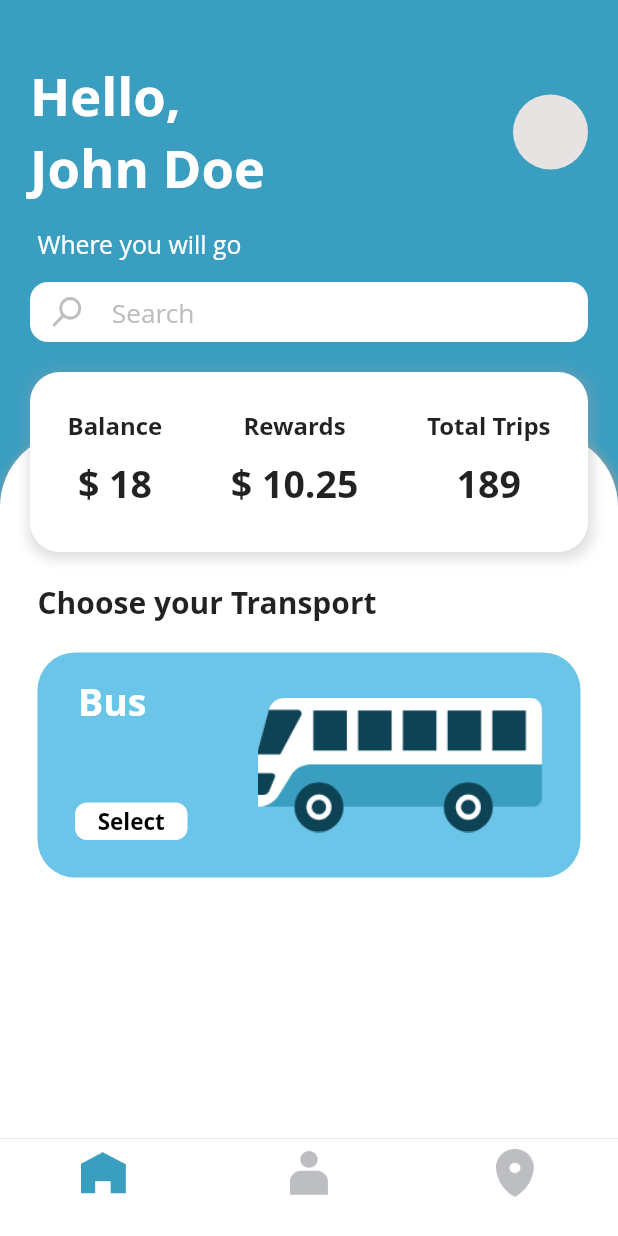
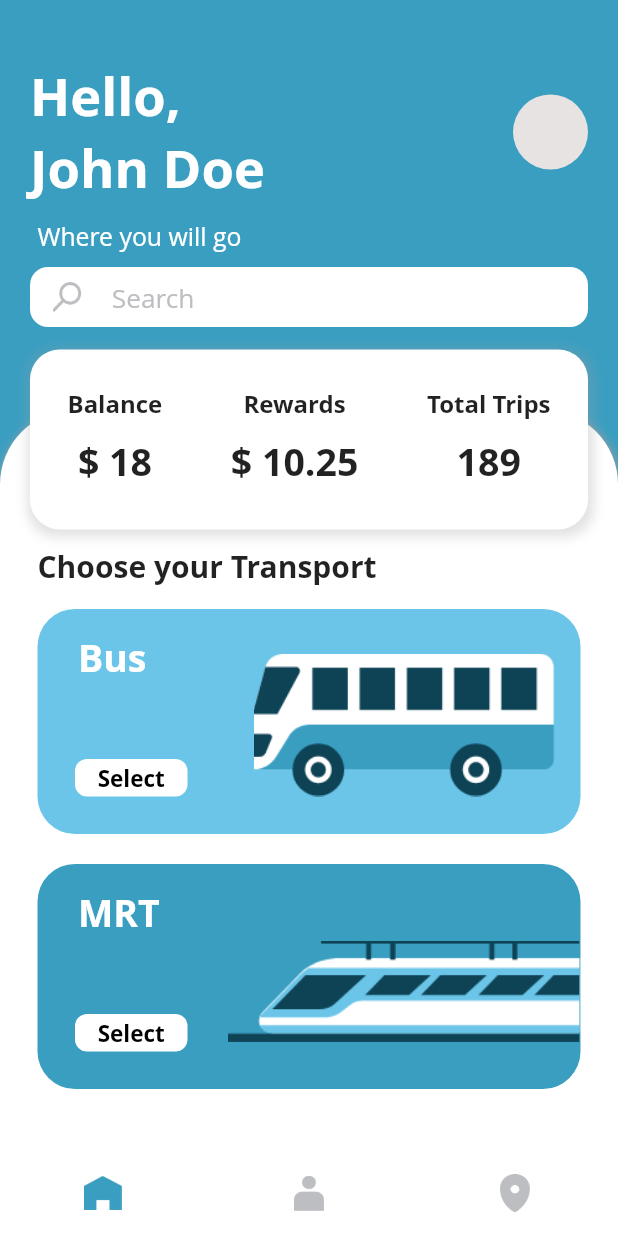
Before and after one commit to Yomna-J/public_transport_app_Flutter, a Flutter app: the screen it shows after launch, on a phone screen of 412 x 824 dp. Run offline on Flutter 3.47's test engine with Material 2 defaults, Android fonts, the light colour scheme and no system bars.

Commit message:
Added Second transport     - Added image     - Added properties for transport card class     - Wrapped the image with a container     - Edited the bottom bar

```diff
--- a/lib/main.dart
+++ b/lib/main.dart
@@ -27,6 +27,7 @@ class _MainState extends State<Main> {
       bottomNavigationBar: BottomNavigationBar(
         currentIndex: _currentIndex,
         backgroundColor: Colors.white,
+        selectedFontSize: 0,
         elevation: 0.0,
         onTap: (int index) {
           setState(() {
@@ -37,20 +38,20 @@ class _MainState extends State<Main> {
         items: [
           BottomNavigationBarItem(
             icon: _currentIndex == 0
-                ? Image.asset('assets/icons/home_colored.png', width: 30)
-                : Image.asset('assets/icons/home.png', width: 30),
+                ? Image.asset('assets/icons/home_colored.png', width: 25)
+                : Image.asset('assets/icons/home.png', width: 25),
             label: '',
           ),
           BottomNavigationBarItem(
             icon: _currentIndex == 1
-                ? Image.asset('assets/icons/profile_colored.png', width: 25)
-                : Image.asset('assets/icons/profile.png', width: 25),
+                ? Image.asset('assets/icons/profile_colored.png', width: 20)
+                : Image.asset('assets/icons/profile.png', width: 20),
             label: '',
           ),
           BottomNavigationBarItem(
             icon: _currentIndex == 2
-                ? Image.asset('assets/icons/map_colored.png', width: 25)
-                : Image.asset('assets/icons/map.png', width: 25),
+                ? Image.asset('assets/icons/map_colored.png', width: 20)
+                : Image.asset('assets/icons/map.png', width: 20),
             label: '',
           ),
         ],
--- a/lib/screens/home_screen.dart
+++ b/lib/screens/home_screen.dart
@@ -42,7 +42,7 @@ class Home extends StatelessWidget {
                     ),
                   ],
                 ),
-                SizedBox(height: 15.0),
+                SizedBox(height: 10.0),
                 Padding(
                   padding: EdgeInsets.only(left: 5.0),
                   child: Text(
@@ -53,7 +53,7 @@ class Home extends StatelessWidget {
                     ),
                   ),
                 ),
-                SizedBox(height: 15.0),
+                SizedBox(height: 10.0),
                 Row(
                   crossAxisAlignment: CrossAxisAlignment.center,
                   children: [
@@ -88,7 +88,7 @@ class Home extends StatelessWidget {
                     ),
                   ],
                 ),
-                SizedBox(height: 20.0),
+                SizedBox(height: 15.0),
               ],
             ),
           ),
@@ -119,7 +119,7 @@ class Home extends StatelessWidget {
                     ),
                     child: Padding(
                       padding: const EdgeInsets.symmetric(
-                          horizontal: 25.0, vertical: 10.0),
+                          horizontal: 25.0, vertical: 1.0),
                       child: SingleChildScrollView(
                         scrollDirection: Axis.vertical,
                         child: Column(
@@ -132,10 +132,20 @@ class Home extends StatelessWidget {
                                 fontWeight: FontWeight.w700,
                               ),
                             ),
-                            SizedBox(height: 20),
+                            SizedBox(height: 15),
                             TransportCard(
                               name: 'Bus',
                               image: 'assets/images/bus.png',
+                              pressSelect: () {},
+                            ),
+                            SizedBox(height: 20),
+                            TransportCard(
+                              name: 'MRT',
+                              image: 'assets/images/small_mrt.png',
+                              background: kMoonStones,
+                              topValue: 30,
+                              bottomValue: 0,
+                              pressSelect: () {},
                             ),
                           ],
                         ),
--- a/lib/widgets/transport_card.dart
+++ b/lib/widgets/transport_card.dart
@@ -5,18 +5,28 @@ class TransportCard extends StatelessWidget {
   final String name;
   final String image;
   final Color background;
+  final double topValue;
+  final double bottomValue;
+  final VoidCallback pressSelect;
 
   const TransportCard({
     Key? key,
     required this.name,
     required this.image,
     this.background = kLightBlue,
+    this.topValue = 15,
+    this.bottomValue = 0,
+    required this.pressSelect,
   }) : super(key: key);
 
   @override
   Widget build(BuildContext context) {
     return Container(
-      padding: EdgeInsets.only(top: 15, bottom: 25, left: 25, right: 25),
+      padding: EdgeInsets.only(
+        top: 15,
+        bottom: 25,
+        left: 25,
+      ),
       height: 150,
       width: double.infinity,
       decoration: BoxDecoration(
@@ -40,7 +50,7 @@ class TransportCard extends StatelessWidget {
           Positioned(
             bottom: 0,
             child: GestureDetector(
-              onTap: () {},
+              onTap: pressSelect,
               child: Container(
                 padding: EdgeInsets.all(2),
                 height: 25,
@@ -64,10 +74,13 @@ class TransportCard extends StatelessWidget {
           ),
           Positioned(
             right: 0,
-            top: 15,
-            child: Image.asset(
-              image,
-              height: 90,
+            top: topValue,
+            bottom: bottomValue,
+            child: Container(
+              width: 235,
+              child: Image.asset(
+                image,
+              ),
             ),
           ),
         ],
```
Also changed, not shown: assets/images/small_mrt.png (added).
